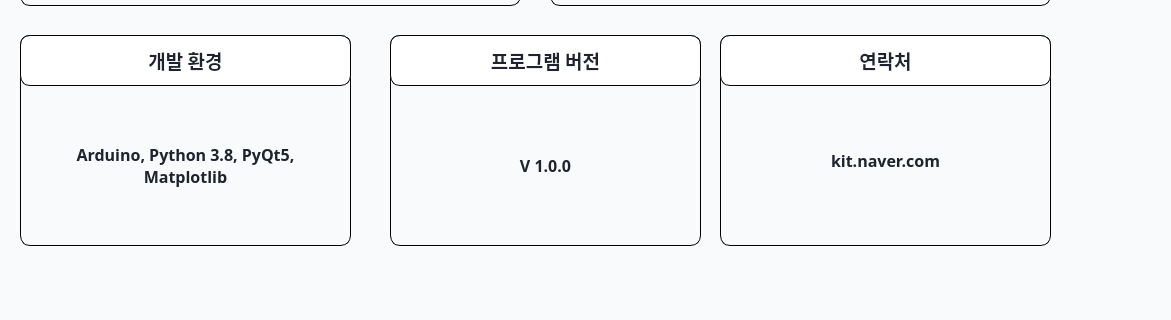
Before: the Qt Designer form PyQt_GUI/information.ui in yuunow57/Capstone-Design-Project, drawn with Qt 5; both pictures show x 0 to 1171 and y 355 to 675 of the 1171 by 816 pixel window.
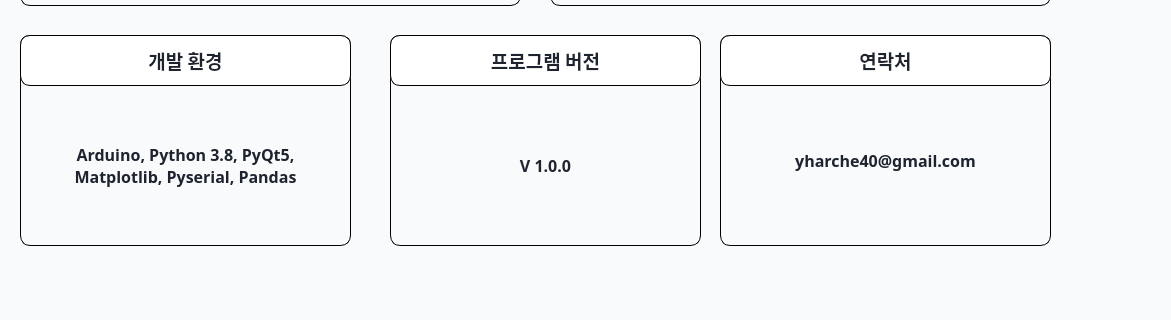
After: the same form once the commit is applied. Icons and pictures are not drawn.

```diff
--- a/PyQt_GUI/information.ui
+++ b/PyQt_GUI/information.ui
@@ -215,7 +215,7 @@
       <string notr="true">border: none;</string>
      </property>
      <property name="text">
-      <string>Arduino, Python 3.8, PyQt5, Matplotlib</string>
+      <string>Arduino, Python 3.8, PyQt5, Matplotlib, Pyserial, Pandas</string>
      </property>
      <property name="alignment">
       <set>Qt::AlignCenter</set>
@@ -476,7 +476,7 @@
       <string notr="true">border: none;</string>
      </property>
      <property name="text">
-      <string>kit.naver.com</string>
+      <string>yharche40@gmail.com</string>
      </property>
      <property name="alignment">
       <set>Qt::AlignCenter</set>
```
Left out of the diff: 19 changed lines with no effect on the pictures.
